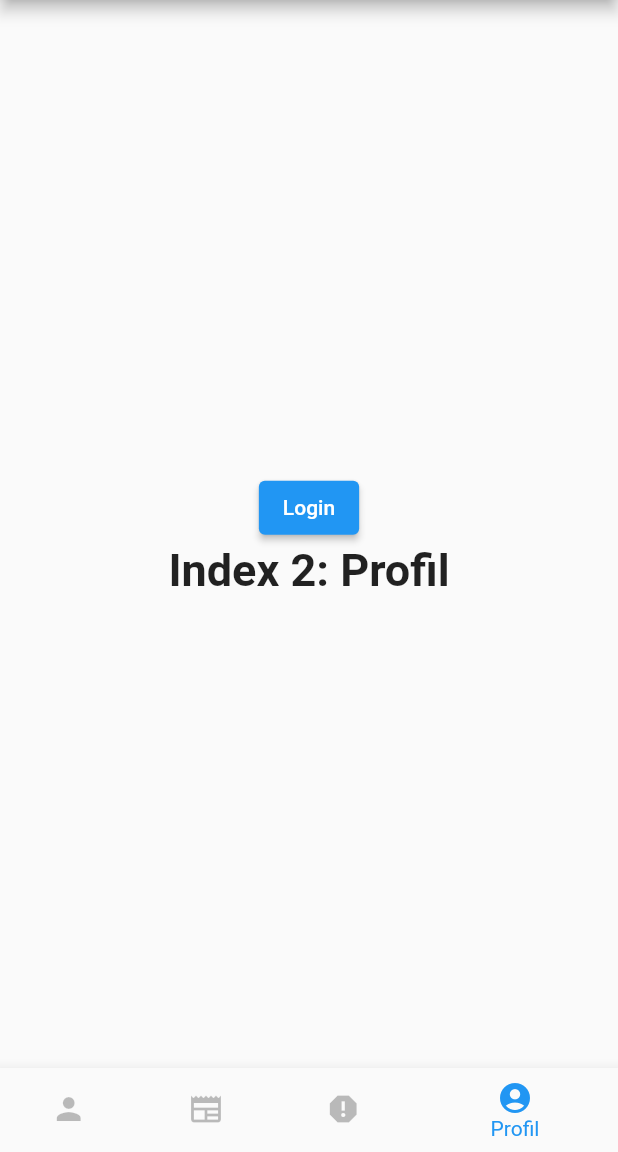
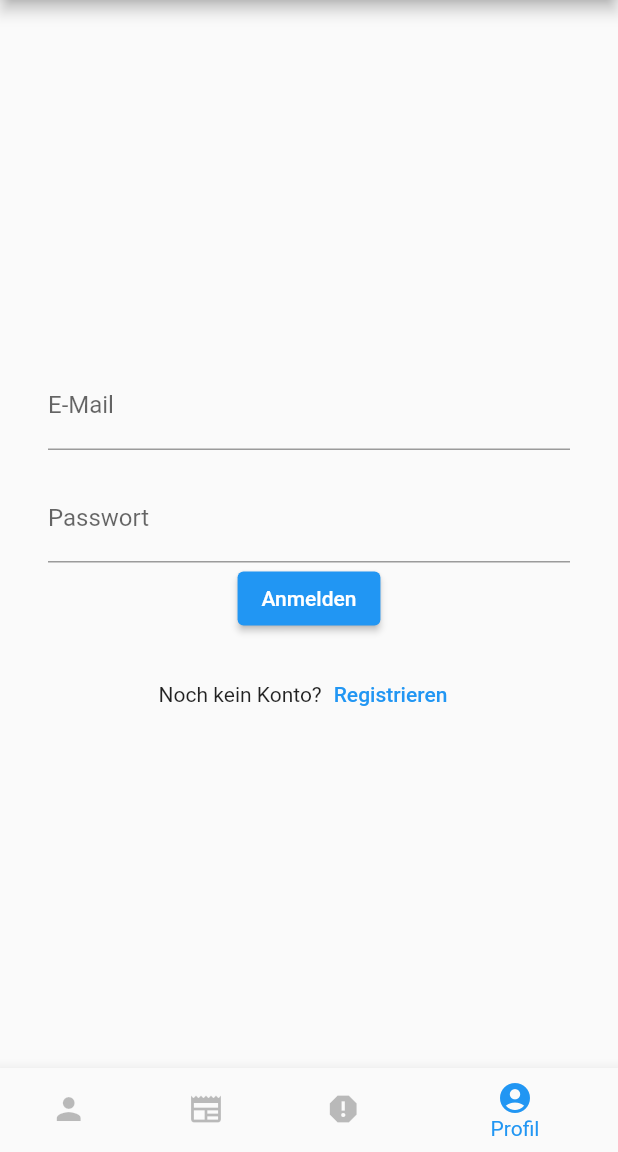
Before and after one commit to nizzgruber/gemeindetrommler_mirror, a Flutter app: the screen it shows after launch, item 4 of the bottom bar chosen, on a phone screen of 412 x 824 dp, the part 84-1236 px from its top. Run offline on Flutter 3.47's test engine with Material 2 defaults, Android fonts, the phone set to English and light mode, and no system bars; our stand-ins replace cached_network_image, cloud_firestore, firebase_core, firebase_storage, image_picker; accounts and stored records are empty.

Commit message:
Log In Page Layout erstellt

```diff
--- a/lib/home.dart
+++ b/lib/home.dart
@@ -1,32 +1,36 @@
-import 'package:oggauergemeindetrommler/AddPage.dart';
 import 'package:flutter/material.dart';
+import 'AddPage.dart';
 import 'UserDefinedList.dart';
 
 class MyHomePage extends StatefulWidget {
-  const MyHomePage({super.key, required this.title});
+  const MyHomePage({Key? key, required this.title});
 
   final String title;
+  //final TextEditingController _emailController = TextEditingController();
 
   @override
   State<MyHomePage> createState() => _MyHomePageState();
 }
 
+bool isValidEmail(String email) {
+  // Hier kannst du deine Validierungslogik implementieren
+  // Rückgabe true, wenn die E-Mail gültig ist, andernfalls false
+  // Beispiel:
+  return RegExp(r'^[\w-]+(\.[\w-]+)*@[\w-]+(\.[\w-]+)+$').hasMatch(email);
+}
+
 class _MyHomePageState extends State<MyHomePage> {
   int _selectedIndex = 0;
-  bool login = false;
+  final TextEditingController _emailController = TextEditingController();
+  final GlobalKey<ScaffoldState> _scaffoldKey = GlobalKey<ScaffoldState>();
+
 
   static const TextStyle optionStyle =
-      TextStyle(fontSize: 30, fontWeight: FontWeight.bold);
+  TextStyle(fontSize: 30, fontWeight: FontWeight.bold);
 
   void _onItemTapped(int index) {
     setState(() {
       _selectedIndex = index;
-    });
-  }
-
-  void setLogin(bool value) {
-    setState(() {
-      login = value;
     });
   }
 
@@ -36,19 +40,74 @@ class _MyHomePageState extends State<MyHomePage> {
       const GenericList(collectionName: 'CitizensForum'),
       const GenericList(collectionName: 'News'),
       const GenericList(collectionName: 'Issues'),
-      Column(mainAxisAlignment: MainAxisAlignment.center, children: <Widget>[
-        ElevatedButton(
-          child: Text(login ? 'Logout' : 'Login'),
-          onPressed: () {
-            setLogin(!login);
-          },
-        ),
-        const Text(
-          'Index 2: Profil',
-          style: optionStyle,
-        ),
-      ])
+      Column(
+        mainAxisAlignment: MainAxisAlignment.center,
+        children: <Widget>[
+          const SizedBox(height: 16),
+          Padding(
+            padding: const EdgeInsets.symmetric(horizontal: 32),
+            child: Column(
+              children: [
+                TextFormField(
+                  controller: _emailController,
+                  decoration: InputDecoration(
+                    labelText: 'E-Mail',
+                  ),
+
+                  validator: (value) {
+                    if (value!.isEmpty) {
+                      return 'Bitte geben Sie eine E-Mail-Adresse ein.';
+                    } else if (!isValidEmail(value)) {
+                      return 'Bitte geben Sie eine gültige E-Mail-Adresse ein.';
+                    }
+                    return null;
+                  },
+                ),
+
+                const SizedBox(height: 16),
+                TextFormField(
+                  obscureText: true,
+                  decoration: const InputDecoration(
+                    labelText: 'Passwort',
+                  ),
+                ),
+                ElevatedButton(
+                  onPressed: () {
+                    String email = _emailController.text;
+                    if (isValidEmail(email)) {
+                      // E-Mail ist gültig, führe die entsprechende Aktion aus
+                    } else {/*
+                      _scaffoldKey.currentState!.showSnackBar(
+                          SnackBar(
+                          content: Text('Ungültige E-Mail-Adresse'),
+                    duration: Duration(seconds: 2),
+                          ),
+                      );
+                    */
+                    }
+                  },
+                  child: Text('Anmelden'),
+                ),
+            SizedBox(height: 16),
+            Row(
+              mainAxisAlignment: MainAxisAlignment.center,
+              children: [
+                Text('Noch kein Konto?'),
+                TextButton(
+                  onPressed: () {
+                    // Navigiere zur Registrierungsseite
+                  },
+                  child: Text('Registrieren'),
+                ),
+                ],
+                ),
+            ],
+          ),
+    ),
+    ],
+    ),
     ];
+
 
     return Scaffold(
       appBar: AppBar(
@@ -57,17 +116,18 @@ class _MyHomePageState extends State<MyHomePage> {
       body: Center(
         child: widgetOptions.elementAt(_selectedIndex),
       ),
-      floatingActionButton: _selectedIndex == 3 // Wenn der ausgewählte Index 3 ist, also auf dem Profil-Widget
-          ? null // Zeigt keinen Button an
+      floatingActionButton: _selectedIndex == 3
+          ? null
           : FloatingActionButton(
         onPressed: () {
           Navigator.push(
             context,
             MaterialPageRoute(
-                builder: (context) => AddScreen(initialIndex: _selectedIndex)),
+              builder: (context) => AddScreen(initialIndex: _selectedIndex),
+            ),
           );
         },
-        tooltip: "Add",
+        tooltip: 'Add',
         child: const Icon(Icons.add),
       ),
       bottomNavigationBar: BottomNavigationBar(
```
